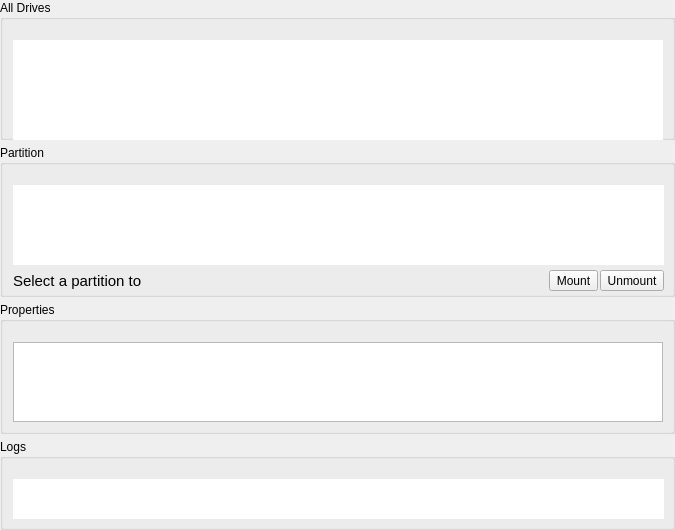
The window that app/dashboard/pdrives.ui (rahmanshaber/corebox) describes before a commit, drawn with Qt 5.
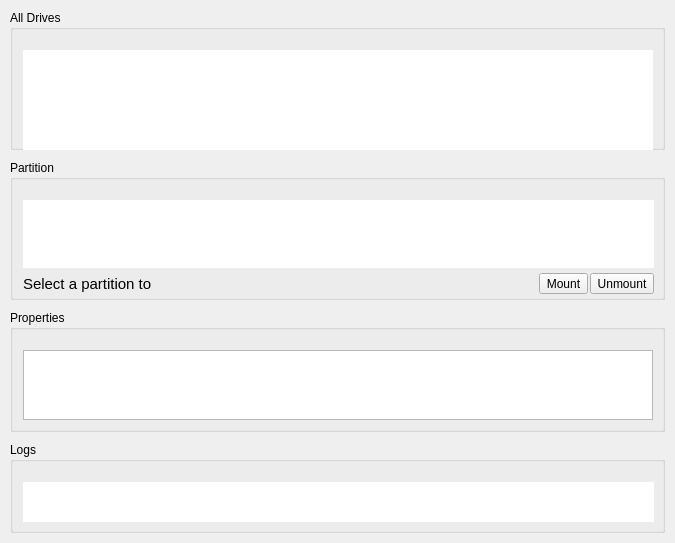
The same window after the commit.

Patch:
```diff
--- a/app/dashboard/pdrives.ui
+++ b/app/dashboard/pdrives.ui
@@ -15,19 +15,19 @@
   </property>
   <layout class="QVBoxLayout" name="verticalLayout_3">
    <property name="spacing">
-    <number>5</number>
+    <number>10</number>
    </property>
    <property name="leftMargin">
-    <number>0</number>
+    <number>10</number>
    </property>
    <property name="topMargin">
-    <number>0</number>
+    <number>10</number>
    </property>
    <property name="rightMargin">
-    <number>0</number>
+    <number>10</number>
    </property>
    <property name="bottomMargin">
-    <number>0</number>
+    <number>10</number>
    </property>
    <item>
     <widget class="QGroupBox" name="alldrives">
```
